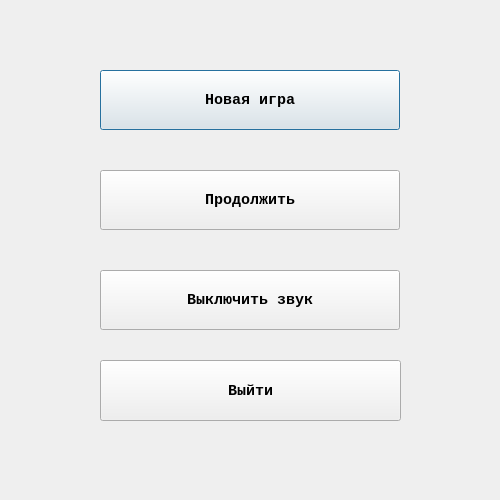
This is secondwindow.ui in RainMustFall/pig-fighting as Qt 5 draws it before an edit. The edited form follows.
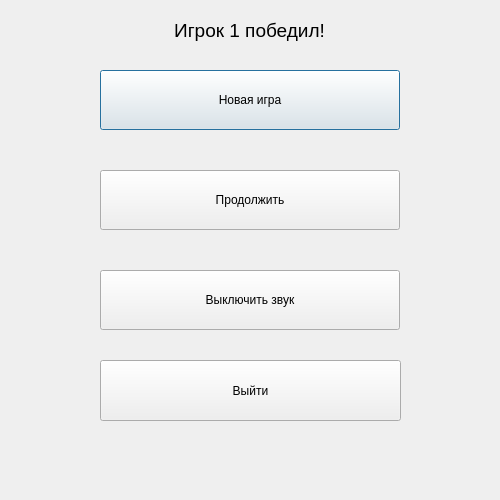
This is the edited form.

```diff
--- a/secondwindow.ui
+++ b/secondwindow.ui
@@ -22,14 +22,6 @@
      <height>60</height>
     </rect>
    </property>
-   <property name="font">
-    <font>
-     <family>Courier New</family>
-     <pointsize>11</pointsize>
-     <weight>75</weight>
-     <bold>true</bold>
-    </font>
-   </property>
    <property name="text">
     <string>Новая игра</string>
    </property>
@@ -43,14 +35,6 @@
      <height>60</height>
     </rect>
    </property>
-   <property name="font">
-    <font>
-     <family>Courier New</family>
-     <pointsize>11</pointsize>
-     <weight>75</weight>
-     <bold>true</bold>
-    </font>
-   </property>
    <property name="text">
     <string>Выключить звук</string>
    </property>
@@ -64,14 +48,6 @@
      <height>60</height>
     </rect>
    </property>
-   <property name="font">
-    <font>
-     <family>Courier New</family>
-     <pointsize>11</pointsize>
-     <weight>75</weight>
-     <bold>true</bold>
-    </font>
-   </property>
    <property name="text">
     <string>Продолжить</string>
    </property>
@@ -85,27 +61,31 @@
      <height>61</height>
     </rect>
    </property>
-   <property name="font">
-    <font>
-     <family>Courier New</family>
-     <pointsize>11</pointsize>
-     <weight>75</weight>
-     <bold>true</bold>
-    </font>
-   </property>
-   <property name="cursor">
-    <cursorShape>ArrowCursor</cursorShape>
-   </property>
-   <property name="contextMenuPolicy">
-    <enum>Qt::PreventContextMenu</enum>
-   </property>
-   <property name="autoFillBackground">
-    <bool>false</bool>
-   </property>
    <property name="text">
     <string>Выйти</string>
    </property>
   </widget>
+  <widget class="QLabel" name="label">
+   <property name="geometry">
+    <rect>
+     <x>124</x>
+     <y>10</y>
+     <width>251</width>
+     <height>41</height>
+    </rect>
+   </property>
+   <property name="font">
+    <font>
+     <pointsize>14</pointsize>
+    </font>
+   </property>
+   <property name="text">
+    <string>Игрок 1 победил!</string>
+   </property>
+   <property name="alignment">
+    <set>Qt::AlignCenter</set>
+   </property>
+  </widget>
  </widget>
  <resources/>
  <connections/>
```
Left out of the diff: 2 changed lines with no effect on the pictures.
